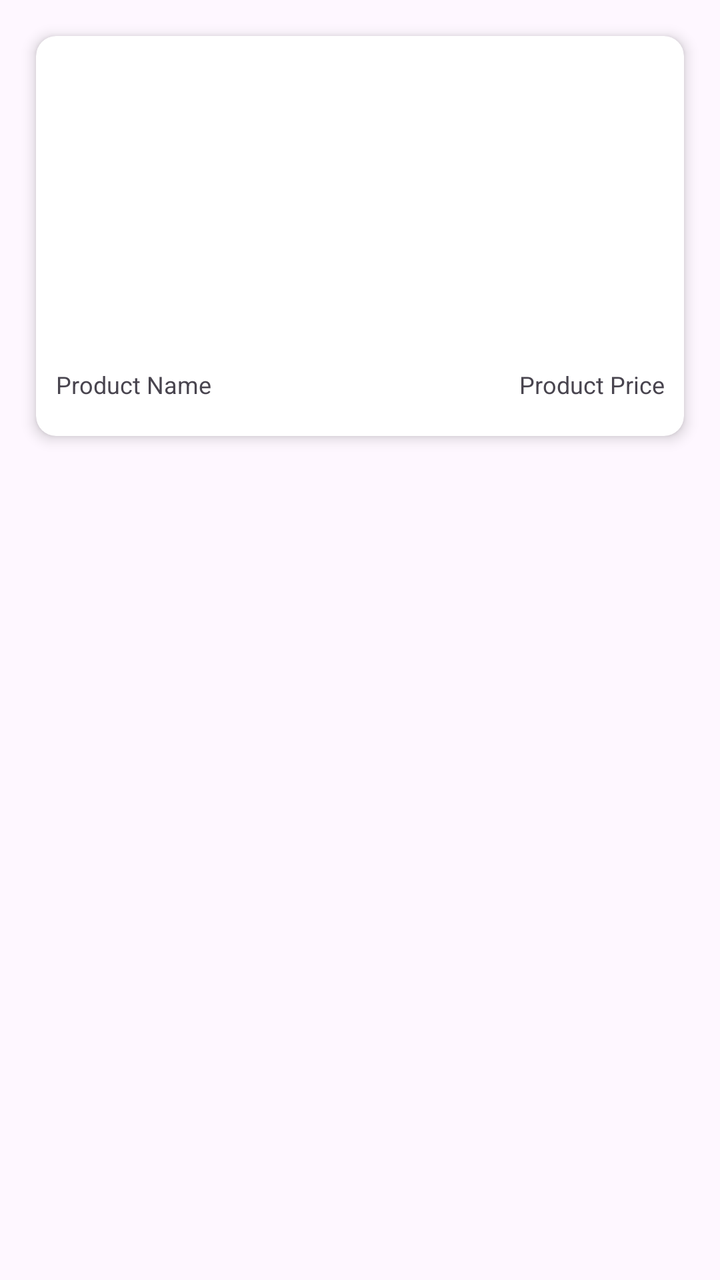
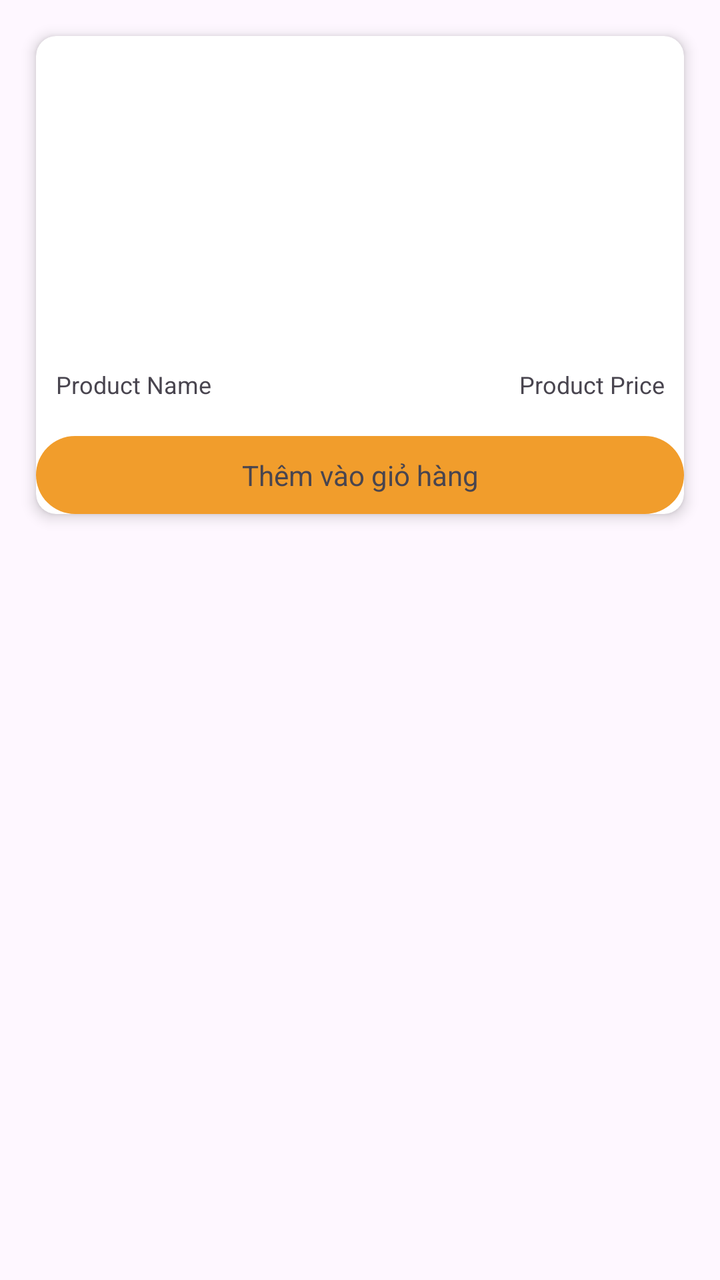

Two renders of the same Android screen: before a commit and after it. Below are the layout's source before the change and the commit's diff.
<!-- AndroidManifest.xml: application theme Theme.AppSQL -->
<!-- res/layout/product.xml -->
<?xml version="1.0" encoding="utf-8"?>
<GridLayout xmlns:android="http://schemas.android.com/apk/res/android"
    android:layout_width="match_parent"
    android:layout_height="wrap_content"
    android:columnCount="2"
    android:padding="8dp"
    android:orientation="horizontal">
    <androidx.cardview.widget.CardView
        xmlns:android="http://schemas.android.com/apk/res/android"
        xmlns:app="http://schemas.android.com/apk/res-auto"
        android:id="@+id/card"
        android:layout_width="0dp"
        android:layout_height="wrap_content"
        android:layout_margin="@dimen/text_size10"
        app:cardCornerRadius="@dimen/size_10"
        app:cardElevation="@dimen/size_4"
        android:layout_columnWeight="1"
        >
        <LinearLayout
            android:layout_width="match_parent"
            android:layout_height="wrap_content"
            android:orientation="vertical">
            <ImageView
                android:id="@+id/detailImage"
                android:layout_width="match_parent"
                android:layout_height="150dp"
                android:layout_weight="2"
                android:scaleType="center"
                app:layout_constraintTop_toTopOf="parent"
                app:layout_constraintStart_toStartOf="parent"
                app:layout_constraintEnd_toEndOf="parent"
                app:layout_constraintBottom_toBottomOf="parent"
                />
            <LinearLayout
                android:layout_width="match_parent"
                android:layout_height="50dp"
                android:layout_weight="1"
                android:orientation="horizontal"
                app:layout_constraintBottom_toBottomOf="@id/detailImage">

                <TextView
                    android:id="@+id/detailName"
                    android:layout_width="0dp"
                    android:layout_height="wrap_content"
                    android:layout_weight="2"
                    android:paddingTop="@dimen/size_16"
                    android:text="Product Name"
                    android:layout_marginStart="@dimen/size_10"
                    android:layout_marginEnd="@dimen/size_10"
                    android:textSize="@dimen/text_size12"/>

                <TextView
                    android:id="@+id/detailPrice"
                    android:layout_width="0dp"
                    android:layout_height="match_parent"
                    android:layout_weight="1"
                    android:paddingTop="@dimen/size_16"
                    android:text="Product Price"
                    android:textAlignment="textEnd"
                    android:layout_marginEnd="@dimen/size_10"
                    android:textSize="@dimen/text_size12"/>
            </LinearLayout>
        </LinearLayout>
    </androidx.cardview.widget.CardView>
</GridLayout>
<!-- resources referenced by this layout -->
<resources>
  <dimen name="size_10">10dp</dimen>
  <dimen name="size_16">16dp</dimen>
  <dimen name="size_4">4dp</dimen>
  <dimen name="text_size10">10sp</dimen>
  <dimen name="text_size12">12sp</dimen>
  <style name="Theme.AppSQL" parent="Base.Theme.AppSQL" />
  <style name="Base.Theme.AppSQL" parent="Theme.Material3.DayNight.NoActionBar">
          
          
      </style>
</resources>

<!-- the commit's change to res/layout/product.xml (unified diff, before → after) -->
@@ -60,6 +60,18 @@
                     android:layout_marginEnd="@dimen/size_10"
                     android:textSize="@dimen/text_size12"/>
             </LinearLayout>
+
+            <TextView
+                android:id="@+id/editProfile"
+                android:layout_width="match_parent"
+                android:layout_height="wrap_content"
+                android:text="Thêm vào giỏ hàng"
+                android:padding="@dimen/size_10"
+                android:textSize="@dimen/text_size14"
+                android:textAlignment="center"
+                android:background="@drawable/btn_orange"
+                android:clickable="true"/>
+
         </LinearLayout>
     </androidx.cardview.widget.CardView>
 </GridLayout>
<!-- resource entries referenced after the edit -->
@@ -5,6 +5,17 @@
   <dimen name="size_4">4dp</dimen>
   <dimen name="text_size10">10sp</dimen>
   <dimen name="text_size12">12sp</dimen>
+  <dimen name="text_size14">14sp</dimen>
+  <!-- drawable btn_orange (drawable) -->
+  <?xml version="1.0" encoding="utf-8"?>
+  <selector xmlns:android="http://schemas.android.com/apk/res/android">
+      <item>
+          <shape android:shape="rectangle">
+              <solid android:color="#f19d2c" />
+              <corners android:radius="115dp" />
+          </shape>
+      </item>
+  </selector>
   <style name="Theme.AppSQL" parent="Base.Theme.AppSQL" />
   <style name="Base.Theme.AppSQL" parent="Theme.Material3.DayNight.NoActionBar">
           
